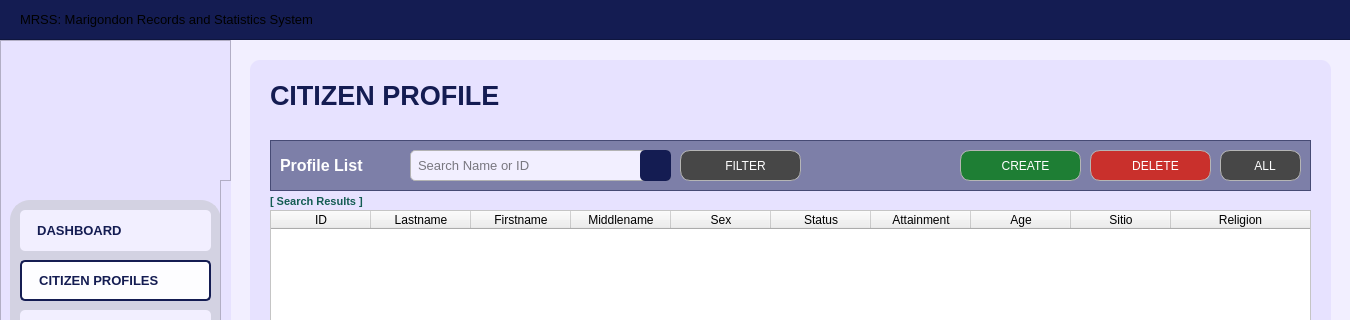
Yohhannn/Barangay-Records-Statistics-System, file UI/MainPages/citizenprofile.ui: the form before one commit; both pictures show x 0 to 1350 and y 0 to 320 of the 1350 by 850 pixel window.
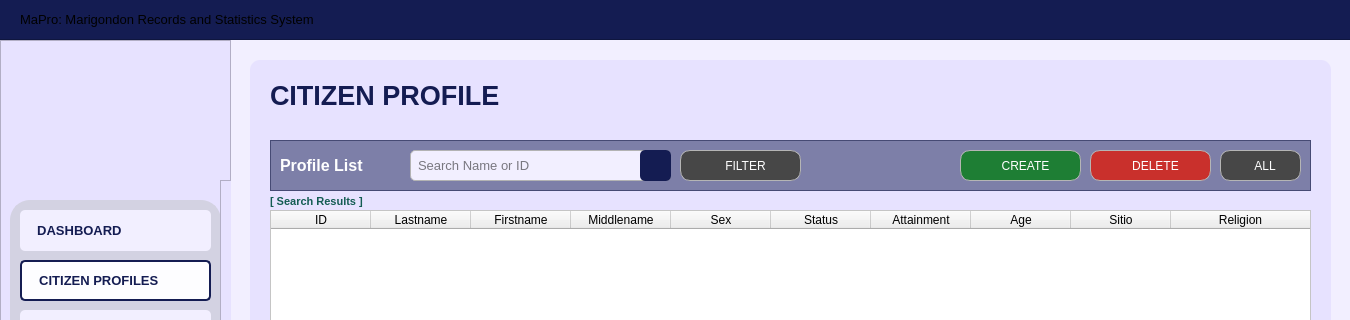
The form after the commit. Icons and pictures are not drawn.

The edit to the form file:
```diff
--- a/UI/MainPages/citizenprofile.ui
+++ b/UI/MainPages/citizenprofile.ui
@@ -682,7 +682,7 @@
 </string>
     </property>
     <property name="text">
-     <string>MRSS: Marigondon Records and Statistics System</string>
+     <string>MaPro: Marigondon Records and Statistics System</string>
     </property>
     <property name="alignment">
      <set>Qt::AlignmentFlag::AlignLeading|Qt::AlignmentFlag::AlignLeft|Qt::AlignmentFlag::AlignVCenter</set>
```
